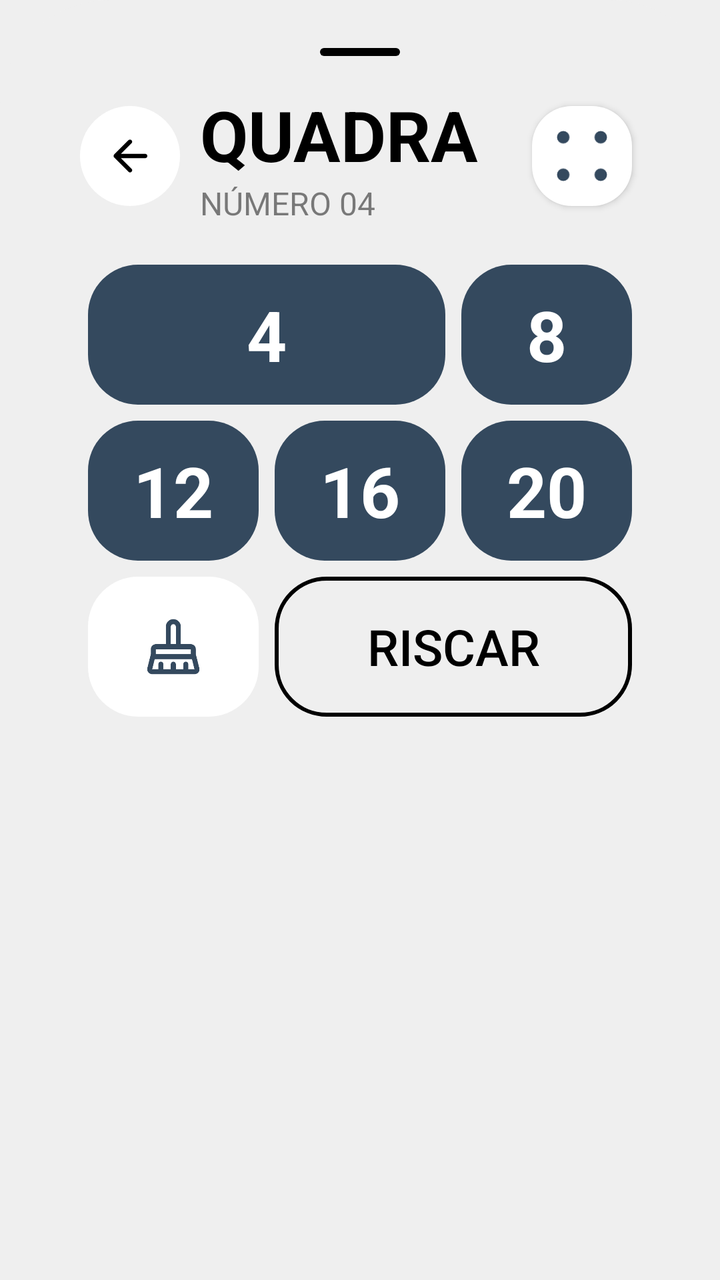
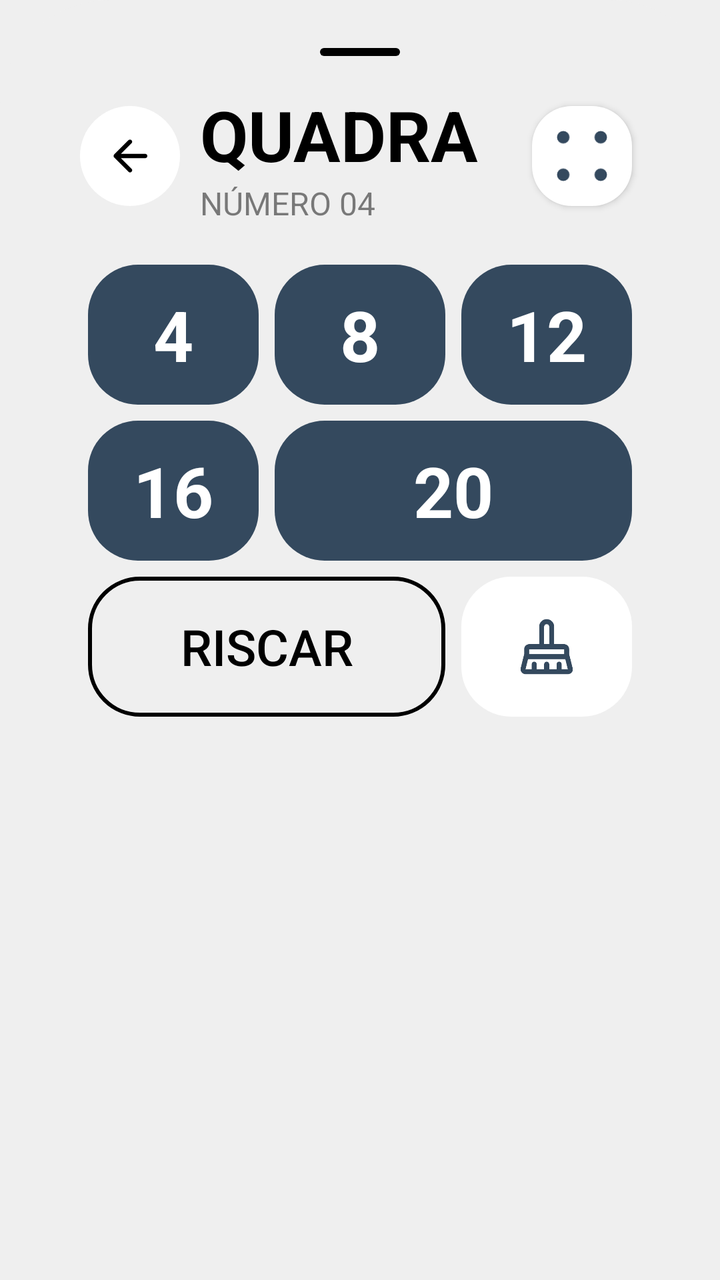

The first picture is an Android layout as it rendered before a commit; the second is the same layout after the commit. The layout source and the unified diff follow.
<!-- AndroidManifest.xml: application theme Base.Theme.KingOfBozo.Standard -->
<!-- res/layout/box_quadra.xml -->
<?xml version="1.0" encoding="utf-8"?>
<LinearLayout xmlns:android="http://schemas.android.com/apk/res/android"
    xmlns:app="http://schemas.android.com/apk/res-auto"
    xmlns:tools="http://schemas.android.com/tools"
    android:id="@+id/numbers_points"
    android:layout_width="match_parent"
    android:layout_height="wrap_content"
    android:backgroundTint="?attr/customBackground"
    android:background="@drawable/bottom_sheet_background"
    android:orientation="vertical"
    android:padding="24dp">

    <ImageView
        android:layout_width="40dp"
        android:layout_height="4dp"
        android:layout_gravity="center_horizontal"
        android:layout_marginBottom="16dp"
        app:tint="?attr/textFillColor"
        android:src="@drawable/background_card_dark" />


    <LinearLayout
        android:id="@+id/action_bar"
        android:layout_width="match_parent"
        android:layout_height="wrap_content"
        android:paddingHorizontal="16dp"
        android:gravity="center"
        tools:ignore="MissingConstraints">

        <ImageView
            android:id="@+id/button_cancel"
            android:layout_width="50dp"
            android:layout_height="50dp"
            android:backgroundTint="?attr/cardBackgroundColor"
            android:background="@drawable/background_circle_yellow"
            android:padding="12dp"
            android:layout_marginRight="10dp"
            app:tint="?attr/textFillColor"
            android:src="@drawable/ic_arrow_back"
            tools:ignore="ContentDescription" />

        <LinearLayout
            android:layout_width="wrap_content"
            android:layout_height="wrap_content"
            android:orientation="vertical"
            android:layout_weight="1"
            app:layout_constraintStart_toEndOf="@+id/button_back">



            <TextView
                android:id="@+id/scoring_title"
                android:layout_width="wrap_content"
                android:layout_height="wrap_content"
                android:text="QUADRA"
                android:textColor="?attr/textFillColor"
                android:textSize="35sp"
                android:textStyle="bold" />
            <TextView
                android:layout_width="wrap_content"
                android:layout_height="wrap_content"
                android:text="NÚMERO 04"
                android:alpha="0.5"
                android:textColor="?attr/textFillColor"
                android:textSize="16sp" />

        </LinearLayout>

        <ImageView
            android:layout_height="50dp"
            android:layout_width="50dp"
            android:backgroundTint="?attr/cardBackgroundColor"
            android:background="@drawable/background_card_de_boca"
            android:src="@drawable/ic_dice_4"
            app:tint="?attr/colorPrimary"
            android:elevation="2dp"
            android:layout_margin="4dp"/>

    </LinearLayout>

    <LinearLayout
        android:layout_width="match_parent"
        android:layout_height="wrap_content"
        android:orientation="vertical"
        android:padding="16dp">

        <GridLayout
            xmlns:android="http://schemas.android.com/apk/res/android"
            xmlns:app="http://schemas.android.com/apk/res-auto"
            android:layout_width="match_parent"
            android:layout_height="wrap_content"
            android:columnCount="3"
            android:rowCount="3">

            <TextView
                android:id="@+id/valor_01"
                android:layout_height="70dp"
                android:layout_width="0dp"
                android:backgroundTint="?attr/colorPrimary"
                android:background="@drawable/background_card_black"
                android:textColor="?attr/customTextBackground"
                android:text="4"
                android:textSize="35dp"
                android:textStyle="bold"
                android:gravity="center"
                android:layout_row="0"
                android:layout_column="0"
                android:layout_columnSpan="2"
                android:layout_columnWeight="1"
                android:layout_gravity="fill"
                android:layout_margin="4dp"/>

            <TextView
                android:id="@+id/valor_02"
                android:layout_height="70dp"
                android:layout_width="0dp"
                android:backgroundTint="?attr/colorPrimary"
                android:background="@drawable/background_card_black"
                android:textColor="?attr/customTextBackground"
                android:text="8"
                android:textSize="35dp"
                android:textStyle="bold"
                android:gravity="center"
                android:layout_row="0"
                android:layout_column="2"
                android:layout_columnWeight="1"
                android:layout_gravity="fill"
                android:layout_margin="4dp"/>

            <TextView
                android:id="@+id/valor_03"
                android:layout_height="70dp"
                android:layout_width="0dp"
                android:backgroundTint="?attr/colorPrimary"
                android:background="@drawable/background_card_black"
                android:textColor="?attr/customTextBackground"
                android:text="12"
                android:textSize="35dp"
                android:textStyle="bold"
                android:gravity="center"
                android:layout_row="1"
                android:layout_column="0"
                android:layout_columnWeight="1"
                android:layout_gravity="fill"
                android:layout_margin="4dp"/>

            <TextView
                android:id="@+id/valor_04"
                android:layout_height="70dp"
                android:layout_width="0dp"
                android:backgroundTint="?attr/colorPrimary"
                android:background="@drawable/background_card_black"
                android:textColor="?attr/customTextBackground"
                android:text="16"
                android:textSize="35dp"
                android:textStyle="bold"
                android:gravity="center"
                android:layout_row="1"
                android:layout_column="1"
                android:layout_columnWeight="1"
                android:layout_gravity="fill"
                android:layout_margin="4dp"/>

            <TextView
                android:id="@+id/valor_05"
                android:layout_height="20dp"
                android:layout_width="0dp"
                android:backgroundTint="?attr/colorPrimary"
                android:background="@drawable/background_card_black"
                android:textColor="?attr/customTextBackground"
                android:text="20"
                android:textSize="35dp"
                android:textStyle="bold"
                android:gravity="center"
                android:layout_row="1"
                android:layout_column="2"
                android:layout_columnWeight="1"
                android:layout_gravity="fill"
                android:layout_margin="4dp"/>

            <ImageView
                android:id="@+id/btn_nulo"
                android:layout_height="70dp"
                android:layout_width="0dp"
                android:backgroundTint="?attr/cardBackgroundColor"
                android:background="@drawable/background_card_black"
                android:src="@drawable/ic_clear"
                app:tint="?attr/colorPrimary"
                android:layout_row="2"
                android:layout_column="0"
                android:layout_columnWeight="1"
                android:layout_gravity="fill"
                android:padding="20dp"
                android:layout_margin="4dp"/>

            <Button
                android:id="@+id/btn_riscar"
                android:layout_height="70dp"
                android:layout_width="0dp"
                app:backgroundTint="?attr/textFillColor"
                android:background="@drawable/background_score_option_riscar"
                app:cornerRadius="20dp"
                android:text="RISCAR"
                android:textSize="25dp"
                android:textColor="?attr/textFillColor"
                app:icon="@drawable/ic_riscar"
                app:iconSize="25dp"
                app:iconTint="?attr/textFillColor"
                android:gravity="center"
                android:layout_row="2"
                android:layout_column="1"
                android:layout_columnSpan="2"
                android:layout_columnWeight="1"
                android:layout_gravity="fill"
                android:layout_margin="4dp" />


        </GridLayout>

    </LinearLayout>


</LinearLayout>
<!-- resources referenced by this layout -->
<resources>
  <!-- drawable background_card_black (drawable) -->
  <shape xmlns:android="http://schemas.android.com/apk/res/android"
      android:shape="rectangle">
      <solid android:color="@color/fundo_light" />
      <corners android:radius="25dp" />
  </shape>
  <!-- drawable background_card_dark (drawable) -->
  <shape xmlns:android="http://schemas.android.com/apk/res/android"
      android:shape="rectangle">
      <solid android:color="@color/fundo_light" />
      <corners android:radius="100dp" />
  </shape>
  <!-- drawable background_card_de_boca (drawable) -->
  <shape xmlns:android="http://schemas.android.com/apk/res/android"
      android:shape="rectangle">
      <solid android:color="@color/fundo_light" />
      <corners android:radius="20dp" />
  </shape>
  <!-- drawable background_circle_yellow (drawable) -->
  <?xml version="1.0" encoding="utf-8"?>
  <shape xmlns:android="http://schemas.android.com/apk/res/android"
      android:shape="oval">
      <solid android:color="@color/fundo_light" />
  </shape>
  <!-- drawable background_score_option_riscar (drawable) -->
  <shape xmlns:android="http://schemas.android.com/apk/res/android"
      android:shape="rectangle">
      <corners android:radius="25dp" />
      <stroke android:width="2dp" android:color="@color/fundo_light" />
      <solid android:color="@android:color/transparent" />
  </shape>
  <!-- drawable bottom_sheet_background (drawable) -->
  <?xml version="1.0" encoding="utf-8"?>
  <shape xmlns:android="http://schemas.android.com/apk/res/android"
      android:shape="rectangle">
      <solid android:color="@color/fundo_light"/>
      <corners android:topLeftRadius="55dp" android:topRightRadius="55dp"/>
  </shape>
  <!-- drawable ic_arrow_back (drawable) -->
  <vector xmlns:android="http://schemas.android.com/apk/res/android"
      android:width="24dp"
      android:height="24dp"
      android:viewportWidth="960"
      android:viewportHeight="960"
      android:tint="@color/fundo_light"
      android:autoMirrored="true">
    <path
        android:fillColor="@android:color/white"
        android:pathData="M313,520L509,716Q521,728 520.5,744Q520,760 508,772Q496,783 480,783.5Q464,784 452,772L188,508Q182,502 179.5,495Q177,488 177,480Q177,472 179.5,465Q182,458 188,452L452,188Q463,177 479.5,177Q496,177 508,188Q520,200 520,216.5Q520,233 508,245L313,440L760,440Q777,440 788.5,451.5Q800,463 800,480Q800,497 788.5,508.5Q777,520 760,520L313,520Z"/>
  </vector>
  <!-- drawable ic_riscar (drawable) -->
  <vector xmlns:android="http://schemas.android.com/apk/res/android"
      android:width="24dp"
      android:height="24dp"
      android:viewportWidth="960"
      android:viewportHeight="960"
      android:tint="?attr/colorControlNormal">
    <path
        android:fillColor="@android:color/white"
        android:pathData="M753,640L673,560L800,560L800,640L753,640ZM640,527L433,320L560,320L560,160L640,160L640,320L800,320L800,400L640,400L640,527ZM400,287L320,207L320,160L400,160L400,287ZM791,904L640,753L640,800L560,800L560,673L527,640L400,640L400,800L320,800L320,640L160,640L160,560L320,560L320,433L287,400L160,400L160,320L207,320L56,169L112,112L848,848L791,904Z"/>
  </vector>
  <color name="fundo_light">#EFEFEF</color>
  <color name="padrao">#34495e</color>
  <color name="text_dark">#000000</color>
  <color name="text_light">#FFFFFF</color>
  <color name="icon_dark">#000000</color>
  <color name="icon_light">#FFFFFF</color>
  <color name="card_light">#FFFFFF</color>
  <color name="card_dark">#313131</color>
  <!-- unchanged entries left out for length: 4 -->
</resources>

<!-- the commit's change to res/layout/box_quadra.xml (unified diff, before → after) -->
@@ -105,7 +105,6 @@
                 android:gravity="center"
                 android:layout_row="0"
                 android:layout_column="0"
-                android:layout_columnSpan="2"
                 android:layout_columnWeight="1"
                 android:layout_gravity="fill"
                 android:layout_margin="4dp"/>
@@ -118,6 +117,23 @@
                 android:background="@drawable/background_card_black"
                 android:textColor="?attr/customTextBackground"
                 android:text="8"
+                android:textSize="35dp"
+                android:textStyle="bold"
+                android:gravity="center"
+                android:layout_row="0"
+                android:layout_column="1"
+                android:layout_columnWeight="1"
+                android:layout_gravity="fill"
+                android:layout_margin="4dp"/>
+
+            <TextView
+                android:id="@+id/valor_03"
+                android:layout_height="70dp"
+                android:layout_width="0dp"
+                android:backgroundTint="?attr/colorPrimary"
+                android:background="@drawable/background_card_black"
+                android:textColor="?attr/customTextBackground"
+                android:text="12"
                 android:textSize="35dp"
                 android:textStyle="bold"
                 android:gravity="center"
@@ -128,13 +144,13 @@
                 android:layout_margin="4dp"/>
 
             <TextView
-                android:id="@+id/valor_03"
-                android:layout_height="70dp"
-                android:layout_width="0dp"
-                android:backgroundTint="?attr/colorPrimary"
-                android:background="@drawable/background_card_black"
-                android:textColor="?attr/customTextBackground"
-                android:text="12"
+                android:id="@+id/valor_04"
+                android:layout_height="70dp"
+                android:layout_width="0dp"
+                android:backgroundTint="?attr/colorPrimary"
+                android:background="@drawable/background_card_black"
+                android:textColor="?attr/customTextBackground"
+                android:text="16"
                 android:textSize="35dp"
                 android:textStyle="bold"
                 android:gravity="center"
@@ -145,35 +161,19 @@
                 android:layout_margin="4dp"/>
 
             <TextView
-                android:id="@+id/valor_04"
-                android:layout_height="70dp"
-                android:layout_width="0dp"
-                android:backgroundTint="?attr/colorPrimary"
-                android:background="@drawable/background_card_black"
-                android:textColor="?attr/customTextBackground"
-                android:text="16"
+                android:id="@+id/valor_05"
+                android:layout_height="20dp"
+                android:layout_width="0dp"
+                android:backgroundTint="?attr/colorPrimary"
+                android:background="@drawable/background_card_black"
+                android:textColor="?attr/customTextBackground"
+                android:text="20"
                 android:textSize="35dp"
                 android:textStyle="bold"
                 android:gravity="center"
                 android:layout_row="1"
                 android:layout_column="1"
-                android:layout_columnWeight="1"
-                android:layout_gravity="fill"
-                android:layout_margin="4dp"/>
-
-            <TextView
-                android:id="@+id/valor_05"
-                android:layout_height="20dp"
-                android:layout_width="0dp"
-                android:backgroundTint="?attr/colorPrimary"
-                android:background="@drawable/background_card_black"
-                android:textColor="?attr/customTextBackground"
-                android:text="20"
-                android:textSize="35dp"
-                android:textStyle="bold"
-                android:gravity="center"
-                android:layout_row="1"
-                android:layout_column="2"
+                android:layout_columnSpan="2"
                 android:layout_columnWeight="1"
                 android:layout_gravity="fill"
                 android:layout_margin="4dp"/>
@@ -187,7 +187,7 @@
                 android:src="@drawable/ic_clear"
                 app:tint="?attr/colorPrimary"
                 android:layout_row="2"
-                android:layout_column="0"
+                android:layout_column="2"
                 android:layout_columnWeight="1"
                 android:layout_gravity="fill"
                 android:padding="20dp"
@@ -208,7 +208,7 @@
                 app:iconTint="?attr/textFillColor"
                 android:gravity="center"
                 android:layout_row="2"
-                android:layout_column="1"
+                android:layout_column="0"
                 android:layout_columnSpan="2"
                 android:layout_columnWeight="1"
                 android:layout_gravity="fill"
